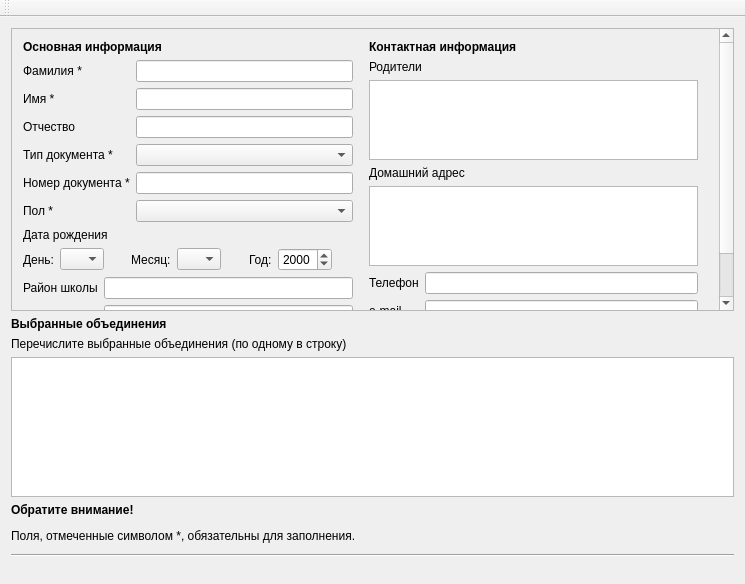
First picture: the form in mainwindow.ui, repository aksenoff/FormUdod, before the edit.
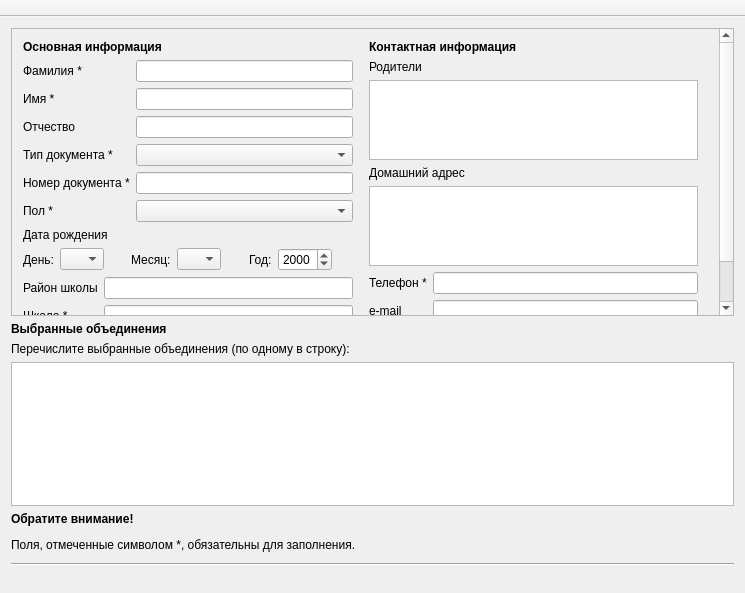
Second picture: the form after the edit.

Commit message: Добавлены тулбар, очистка формы

```diff
--- a/mainwindow.ui
+++ b/mainwindow.ui
@@ -7,7 +7,7 @@
     <x>0</x>
     <y>0</y>
     <width>745</width>
-    <height>584</height>
+    <height>593</height>
    </rect>
   </property>
   <property name="windowTitle">
@@ -27,7 +27,7 @@
        <property name="geometry">
         <rect>
          <x>0</x>
-         <y>-46</y>
+         <y>-41</y>
          <width>708</width>
          <height>318</height>
         </rect>
@@ -512,7 +512,7 @@
             <item row="1" column="0">
              <widget class="QLabel" name="label_19">
               <property name="text">
-               <string>Школа</string>
+               <string>Школа *</string>
               </property>
              </widget>
             </item>
@@ -638,7 +638,7 @@
                </sizepolicy>
               </property>
               <property name="text">
-               <string>Телефон</string>
+               <string>Телефон *</string>
               </property>
              </widget>
             </item>
@@ -685,7 +685,7 @@
     <item>
      <widget class="QLabel" name="label_22">
       <property name="text">
-       <string>Перечислите выбранные объединения (по одному в строку)</string>
+       <string>Перечислите выбранные объединения (по одному в строку):</string>
       </property>
      </widget>
     </item>
@@ -750,6 +750,9 @@
    </layout>
   </widget>
   <widget class="QToolBar" name="mainToolBar">
+   <property name="movable">
+    <bool>false</bool>
+   </property>
    <attribute name="toolBarArea">
     <enum>TopToolBarArea</enum>
    </attribute>
```
Left out of the diff: 70 changed lines with no effect on the pictures. The commit also changes 2 other files.
